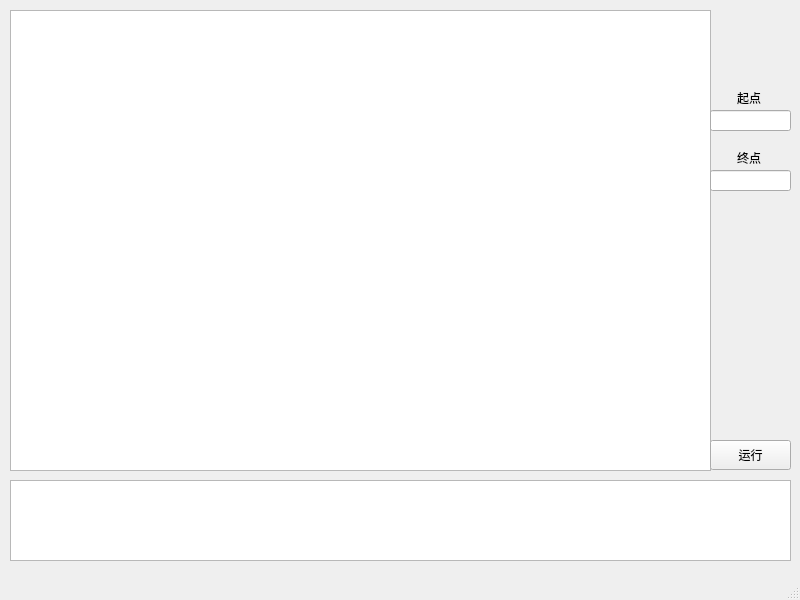
Qt form Source/UI/mainwindows.ui (LouSF/DataStrcut_labyrinthos) before a commit.
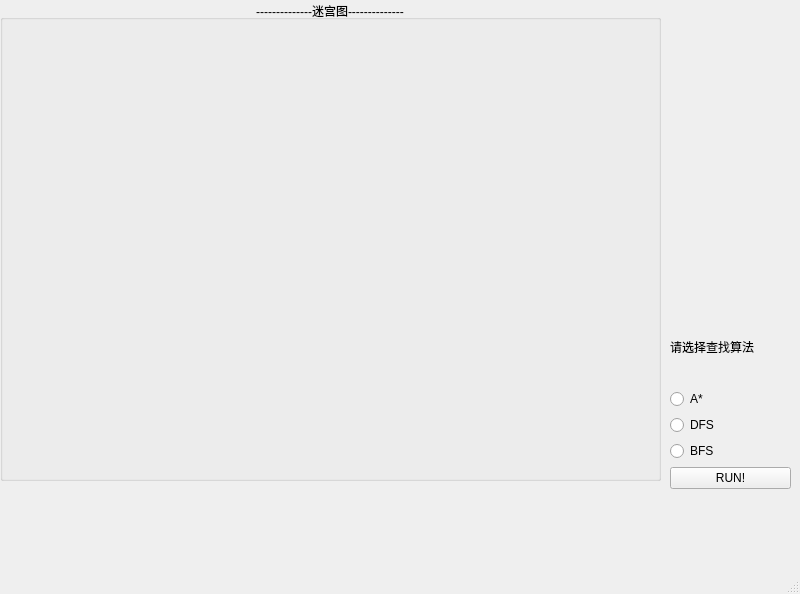
The same form after that commit.

Diff of the .ui file:
```diff
--- a/Source/UI/mainwindows.ui
+++ b/Source/UI/mainwindows.ui
@@ -7,7 +7,7 @@
     <x>0</x>
     <y>0</y>
     <width>800</width>
-    <height>600</height>
+    <height>594</height>
    </rect>
   </property>
   <property name="maximumSize">
@@ -20,90 +20,71 @@
    <string>迷宫求解_LouShengfeng</string>
   </property>
   <widget class="QWidget" name="centralwidget">
-   <widget class="QTableView" name="tableView">
-    <property name="geometry">
-     <rect>
-      <x>10</x>
-      <y>10</y>
-      <width>701</width>
-      <height>461</height>
-     </rect>
+   <widget class="QGroupBox" name="groupBox">
+    <property name="enabled">
+     <bool>true</bool>
     </property>
-   </widget>
-   <widget class="QPushButton" name="RUN_windows">
     <property name="geometry">
      <rect>
-      <x>710</x>
-      <y>440</y>
-      <width>81</width>
-      <height>30</height>
+      <x>0</x>
+      <y>0</y>
+      <width>661</width>
+      <height>481</height>
      </rect>
     </property>
-    <property name="text">
-     <string>运行</string>
+    <property name="title">
+     <string>--------------迷宫图--------------</string>
     </property>
-   </widget>
-   <widget class="QLabel" name="label">
-    <property name="geometry">
-     <rect>
-      <x>720</x>
-      <y>90</y>
-      <width>58</width>
-      <height>16</height>
-     </rect>
-    </property>
-    <property name="text">
-     <string>起点</string>
-    </property>
     <property name="alignment">
      <set>Qt::AlignCenter</set>
     </property>
    </widget>
-   <widget class="QLineEdit" name="Start_Loc">
+   <widget class="QWidget" name="verticalLayoutWidget">
     <property name="geometry">
      <rect>
-      <x>710</x>
-      <y>110</y>
-      <width>81</width>
-      <height>21</height>
+      <x>670</x>
+      <y>310</y>
+      <width>121</width>
+      <height>179</height>
      </rect>
     </property>
-   </widget>
-   <widget class="QLabel" name="label_2">
-    <property name="geometry">
-     <rect>
-      <x>720</x>
-      <y>150</y>
-      <width>58</width>
-      <height>16</height>
-     </rect>
-    </property>
-    <property name="text">
-     <string>终点</string>
-    </property>
-    <property name="alignment">
-     <set>Qt::AlignCenter</set>
-    </property>
-   </widget>
-   <widget class="QLineEdit" name="End_Loc">
-    <property name="geometry">
-     <rect>
-      <x>710</x>
-      <y>170</y>
-      <width>81</width>
-      <height>21</height>
-     </rect>
-    </property>
-   </widget>
-   <widget class="QListView" name="listView">
-    <property name="geometry">
-     <rect>
-      <x>10</x>
-      <y>480</y>
-      <width>781</width>
-      <height>81</height>
-     </rect>
-    </property>
+    <layout class="QVBoxLayout" name="verticalLayout">
+     <item>
+      <widget class="QLabel" name="label">
+       <property name="text">
+        <string>请选择查找算法</string>
+       </property>
+      </widget>
+     </item>
+     <item>
+      <widget class="QRadioButton" name="radioButton_A">
+       <property name="text">
+        <string>A*</string>
+       </property>
+      </widget>
+     </item>
+     <item>
+      <widget class="QRadioButton" name="radioButton_DFS">
+       <property name="text">
+        <string>DFS</string>
+       </property>
+      </widget>
+     </item>
+     <item>
+      <widget class="QRadioButton" name="radioButton_BFS">
+       <property name="text">
+        <string>BFS</string>
+       </property>
+      </widget>
+     </item>
+     <item>
+      <widget class="QPushButton" name="pushButton_RUN">
+       <property name="text">
+        <string>RUN!</string>
+       </property>
+      </widget>
+     </item>
+    </layout>
    </widget>
   </widget>
   <widget class="QStatusBar" name="statusbar"/>
```
Left out of the diff: 67 changed lines with no effect on the pictures.
